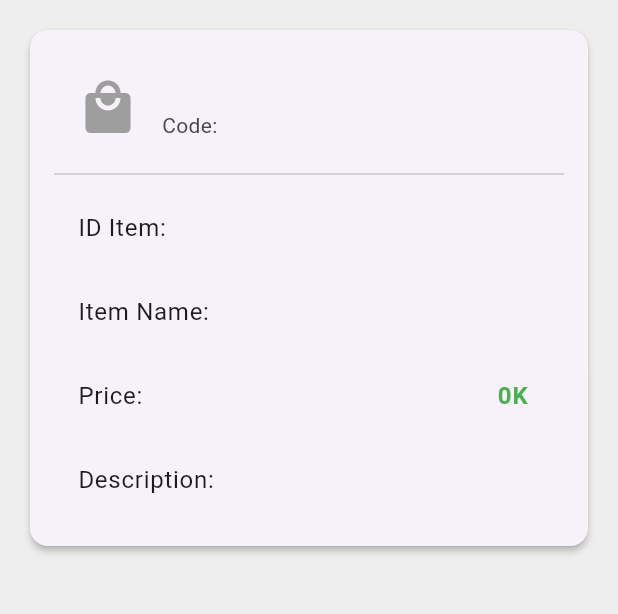
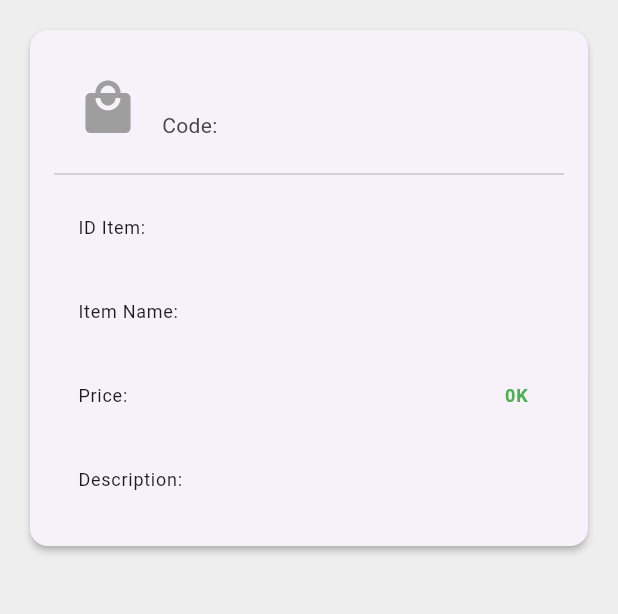
Before and after one commit to adour-zc21s/ocp-ui-flutter, a Flutter app: the ItemDetailScreen screen opened directly with empty values, on a phone screen of 412 x 824 dp, the part 84-698 px from its top. Run offline on Flutter 3.47's test engine with Material 3 defaults, Android fonts, the phone set to English and light mode, and no system bars; our stand-ins replace package_info_plus, shared_preferences; accounts and stored records are empty.

Commit message:
change font to 12

```diff
--- a/lib/screens/items/item_detail_screen.dart
+++ b/lib/screens/items/item_detail_screen.dart
@@ -42,34 +42,10 @@ class ItemDetailScreen extends StatelessWidget {
                   title: Row(
                     mainAxisAlignment: MainAxisAlignment.spaceBetween,
                     children: [
-                      const Text('ID Item:'),
+                      const Text('ID Item:', style: TextStyle(fontSize: 12)),
                       Text(
                         item.id,
-                        style: const TextStyle(color: Colors.grey),
-                      ),
-                    ],
-                  ),
-                ),
-                ListTile(
-                  title: Row(
-                    mainAxisAlignment: MainAxisAlignment.spaceBetween,
-                    children: [
-                      const Text('Item Name:'),
-                      Text(
-                        item.name,
-                        style: const TextStyle(color: Colors.grey),
-                      ),
-                    ],
-                  ),
-                ),
-                ListTile(
-                  title: Row(
-                    mainAxisAlignment: MainAxisAlignment.spaceBetween,
-                    children: [
-                      const Text('Price:'),
-                      Text(
-                        '${(double.tryParse(item.price.toString()) ?? 0).toStringAsFixed(0)}K',
-                        style: const TextStyle(color: Colors.green, fontWeight: FontWeight.bold,
+                        style: const TextStyle(color: Colors.grey, fontSize: 12,
                         ),
                       ),
                     ],
@@ -79,12 +55,40 @@ class ItemDetailScreen extends StatelessWidget {
                   title: Row(
                     mainAxisAlignment: MainAxisAlignment.spaceBetween,
                     children: [
-                      const Text('Description:'),
+                      const Text('Item Name:', style: TextStyle(fontSize: 12)),
+                      Text(
+                        item.name,
+                        style: const TextStyle(color: Colors.grey, fontSize: 12,
+                        ),
+                      ),
+                    ],
+                  ),
+                ),
+                ListTile(
+                  title: Row(
+                    mainAxisAlignment: MainAxisAlignment.spaceBetween,
+                    children: [
+                      const Text('Price:', style: TextStyle(fontSize: 12)),
+                      Text(
+                        '${(double.tryParse(item.price.toString()) ?? 0).toStringAsFixed(0)}K',
+                        style: const TextStyle(color: Colors.green, fontWeight: FontWeight.bold, fontSize: 12
+                        ),
+                      ),
+                    ],
+                  ),
+                ),
+                ListTile(
+                  title: Row(
+                    mainAxisAlignment: MainAxisAlignment.spaceBetween,
+                    children: [
+                      const Text('Description:', style: TextStyle(fontSize: 12),
+                      ),
                       Expanded(
                         child: Text(
                           item.description,
                           textAlign: TextAlign.right,
-                          style: const TextStyle(color: Colors.grey),
+                          style: const TextStyle(color: Colors.grey, fontSize: 12,
+                          ),
                         ),
                       ),
                     ],
--- a/lib/screens/items/item_screen.dart
+++ b/lib/screens/items/item_screen.dart
@@ -118,6 +118,7 @@ class _ItemScreenState extends State<ItemScreen> {
                                 ),
                               ),
                             ),
+                            const SizedBox(height: 8),
                         ],
                       ),
                     ),
```
Also changed, not shown: lib/screens/devices/device_detail_screen.dart (+13 -8 lines).
